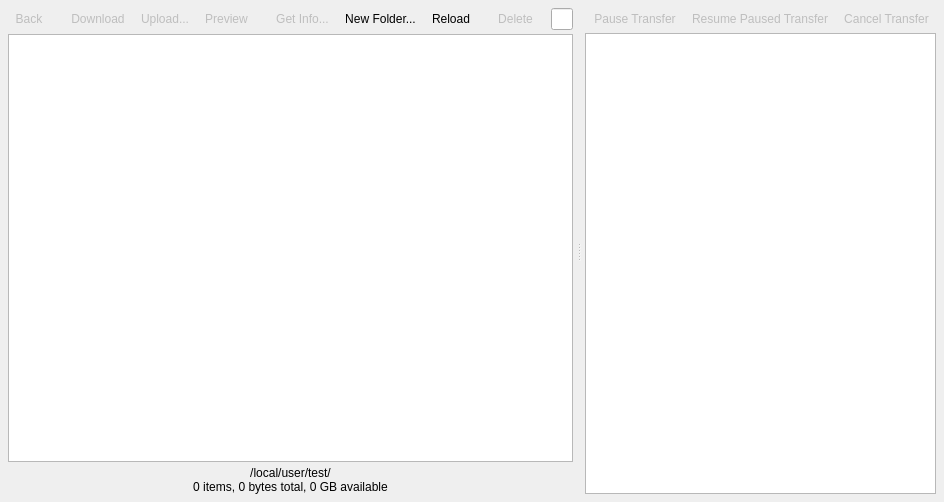
Qt form qw_client/QwcFileBrowserWidget.ui (pcjpnet/qwired-suite) before a commit.
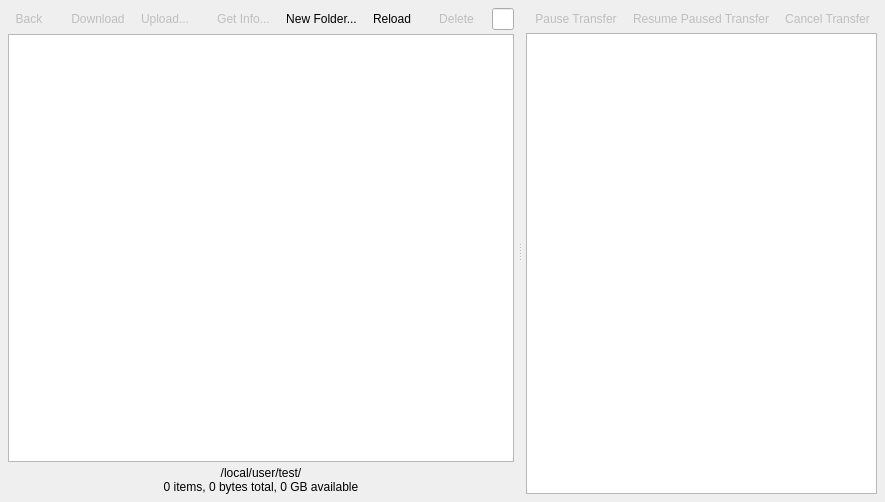
The same form after that commit. Icons and pictures are not drawn.

What changed in the file:
```diff
--- a/qw_client/QwcFileBrowserWidget.ui
+++ b/qw_client/QwcFileBrowserWidget.ui
@@ -162,35 +162,6 @@
             </property>
            </widget>
           </item>
-          <item>
-           <widget class="QToolButton" name="btnPreview">
-            <property name="enabled">
-             <bool>false</bool>
-            </property>
-            <property name="toolTip">
-             <string>Preview</string>
-            </property>
-            <property name="text">
-             <string>Preview</string>
-            </property>
-            <property name="icon">
-             <iconset resource="application.qrc">
-              <normaloff>:/icons/16x16/media-playback-start.png</normaloff>:/icons/16x16/media-playback-start.png</iconset>
-            </property>
-            <property name="iconSize">
-             <size>
-              <width>20</width>
-              <height>20</height>
-             </size>
-            </property>
-            <property name="toolButtonStyle">
-             <enum>Qt::ToolButtonIconOnly</enum>
-            </property>
-            <property name="autoRaise">
-             <bool>true</bool>
-            </property>
-           </widget>
-          </item>
           <item>
            <spacer name="spacer">
             <property name="orientation">
```
